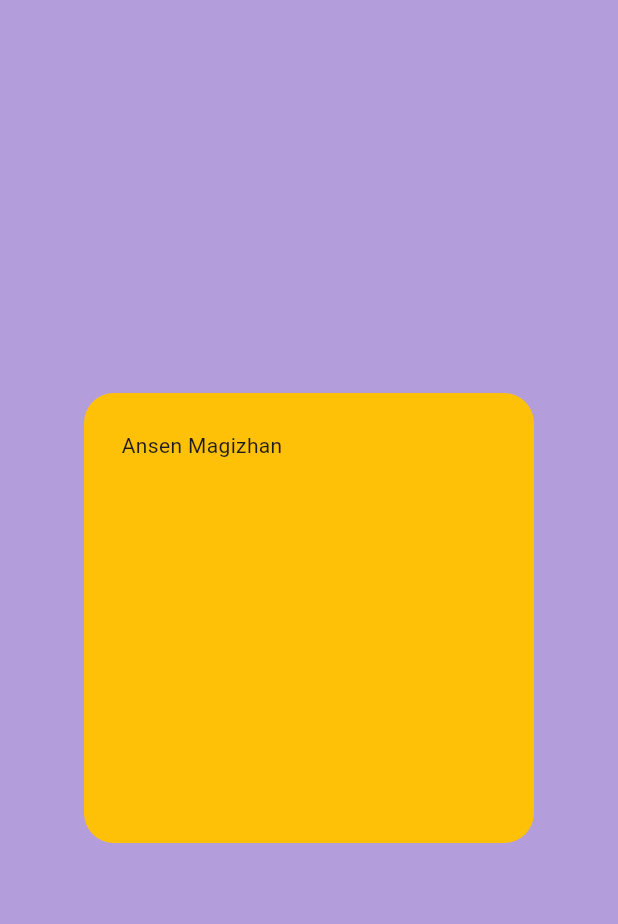
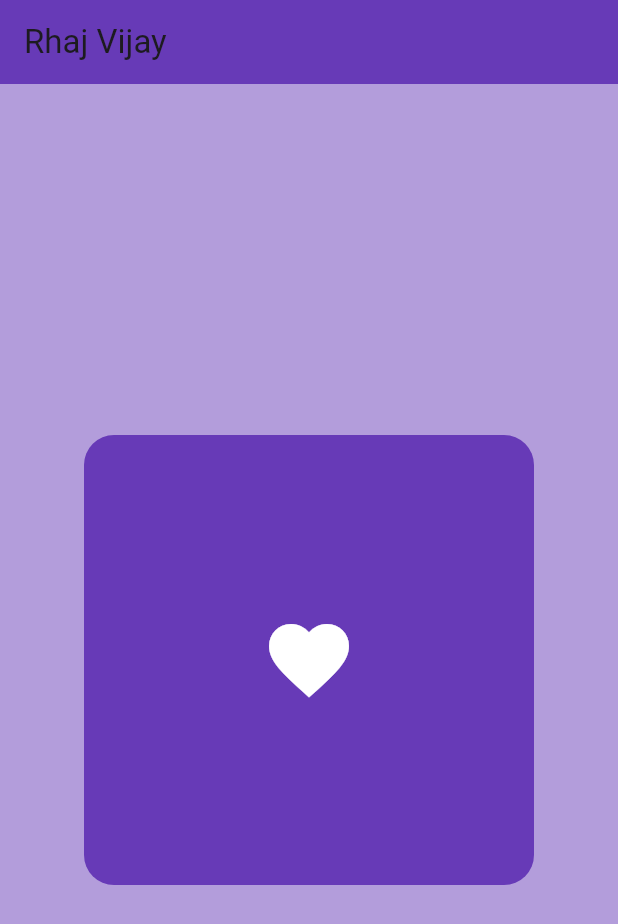
Before and after one commit to rhajvijay/my_app, a Flutter app: the screen it shows after launch, on a phone screen of 412 x 824 dp. Shown: the top 924 px of the screen. Run offline on Flutter 3.47's test engine with Material 3 defaults, Android fonts, the phone set to English and light mode, and no system bars.

Commit message:
changed the decoration

```diff
--- a/lib/main.dart
+++ b/lib/main.dart
@@ -13,16 +13,24 @@ class MyApp extends StatelessWidget {
       debugShowCheckedModeBanner: false,
       home: Scaffold(
         backgroundColor: Colors.deepPurple[200],
+        appBar: AppBar(
+          title: Text("Rhaj Vijay"),
+          backgroundColor: Colors.deepPurple,
+        ),
         body: Center(
          child: Container(
             height: 300,
             width: 300,
             decoration: BoxDecoration(
-              color: Colors.amber,
+              color: Colors.deepPurple,
               borderRadius: BorderRadius.circular(20)
             ),
             padding: EdgeInsets.all(25),
-            child: Text("Ansen Magizhan"),
+            child: Icon(
+              Icons.favorite,
+              color: Colors.white,
+              size: 64,
+            ),
 
           ),
         ),
```
